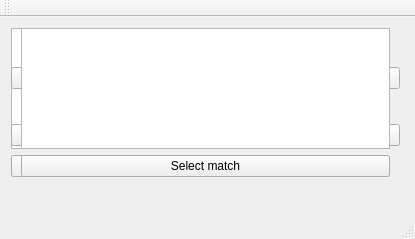
Above: client/mainwindow.ui from sebapenna/TP-Final-Taller-I before the change. Below: the same form after it.
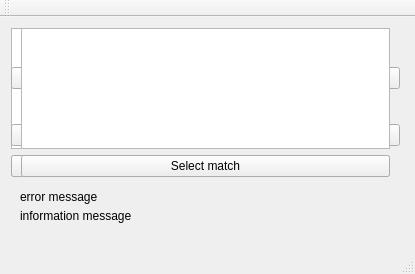
That is the form after the change.

Commit message: Now connecting via GUI

Diff of the .ui file:
```diff
--- a/client/mainwindow.ui
+++ b/client/mainwindow.ui
@@ -7,7 +7,7 @@
     <x>0</x>
     <y>0</y>
     <width>415</width>
-    <height>239</height>
+    <height>274</height>
    </rect>
   </property>
   <property name="windowTitle">
@@ -202,6 +202,32 @@
      </item>
     </layout>
    </widget>
+   <widget class="QLabel" name="errorLabel">
+    <property name="geometry">
+     <rect>
+      <x>20</x>
+      <y>170</y>
+      <width>381</width>
+      <height>20</height>
+     </rect>
+    </property>
+    <property name="text">
+     <string>error message</string>
+    </property>
+   </widget>
+   <widget class="QLabel" name="informationLabel">
+    <property name="geometry">
+     <rect>
+      <x>20</x>
+      <y>190</y>
+      <width>381</width>
+      <height>17</height>
+     </rect>
+    </property>
+    <property name="text">
+     <string>information message</string>
+    </property>
+   </widget>
   </widget>
   <widget class="QMenuBar" name="menuBar">
    <property name="geometry">
```
The commit also changes 5 other files.
